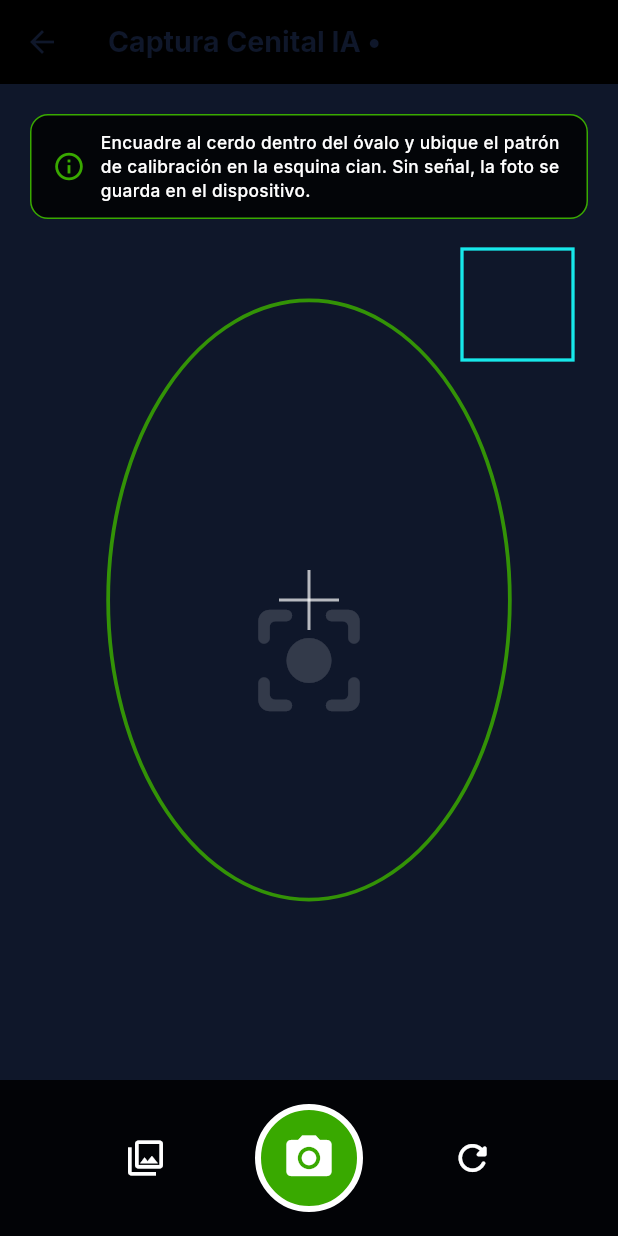
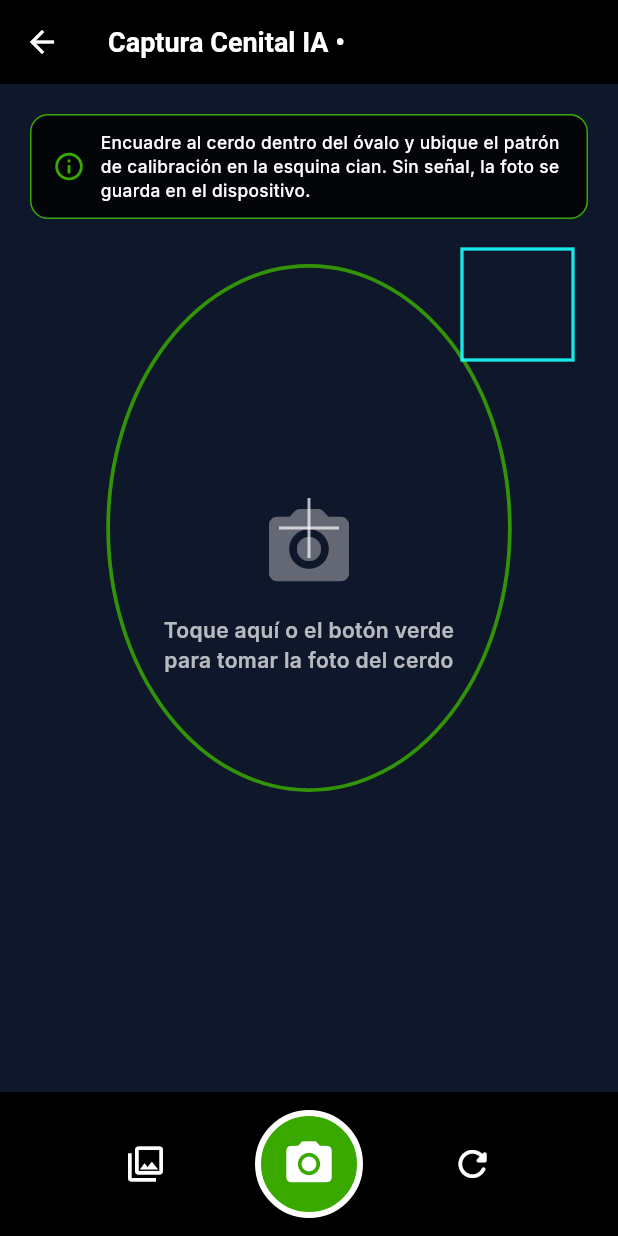
Before and after one commit to DevAvirama/porcitech_mobile, a Flutter app: the CapturaCenitalScreen screen opened directly with empty values, on a phone screen of 412 x 824 dp. Run offline on Flutter 3.47's test engine with Material 3 defaults, Android fonts, the phone set to English and light mode, and no system bars; our stand-ins replace connectivity_plus, dio, equatable, fl_chart, flutter_riverpod, flutter_secure_storage and 5 more; missing offline and left inert: mobile_scanner; accounts and stored records are empty; network calls fail.

Commit message:
fix(mobile): normalizar QR de URL, contraste de AppBar, controles de captura y desbordamiento en selectores

```diff
--- a/lib/src/features/animals/presentation/screens/listado_de_lotes_y_porcinos_porcitech.dart
+++ b/lib/src/features/animals/presentation/screens/listado_de_lotes_y_porcinos_porcitech.dart
@@ -116,6 +116,7 @@ class _ListadoDeLotesYPorcinosPorcitechState
                         children: [
                           Expanded(
                             child: DropdownButtonFormField<String>(
+                              isExpanded: true,
                               initialValue: razaSelected,
                               decoration: const InputDecoration(
                                 labelText: 'Raza',
@@ -135,6 +136,7 @@ class _ListadoDeLotesYPorcinosPorcitechState
                           const SizedBox(width: 10),
                           Expanded(
                             child: DropdownButtonFormField<String>(
+                              isExpanded: true,
                               initialValue: sexoSelected,
                               decoration: const InputDecoration(
                                 labelText: 'Sexo',
@@ -156,6 +158,7 @@ class _ListadoDeLotesYPorcinosPorcitechState
                         children: [
                           Expanded(
                             child: DropdownButtonFormField<String>(
+                              isExpanded: true,
                               initialValue: estadoSelected,
                               decoration: const InputDecoration(
                                 labelText: 'Estado Productivo',
@@ -192,6 +195,7 @@ class _ListadoDeLotesYPorcinosPorcitechState
                       ),
                       const SizedBox(height: 12),
                       DropdownButtonFormField<LoteEntity>(
+                        isExpanded: true,
                         initialValue: selectedLote,
                         decoration: const InputDecoration(
                           labelText: 'Asignar a Corral Activo',
@@ -333,6 +337,7 @@ class _ListadoDeLotesYPorcinosPorcitechState
                         children: [
                           Expanded(
                             child: DropdownButtonFormField<String>(
+                              isExpanded: true,
                               initialValue: faseSelected,
                               decoration: const InputDecoration(
                                 labelText: 'Fase Productiva',
--- a/lib/src/features/reproduction/presentation/screens/registro_de_parto_cerda_h_104.dart
+++ b/lib/src/features/reproduction/presentation/screens/registro_de_parto_cerda_h_104.dart
@@ -489,6 +489,7 @@ class _RegistroDePartoCerdaH104State
               ),
               const SizedBox(height: 12),
               DropdownButtonFormField<String>(
+                isExpanded: true,
                 initialValue: _tipoServicio,
                 decoration: const InputDecoration(
                   labelText: 'Método Reproductivo',
@@ -690,6 +691,7 @@ class _RegistroDePartoCerdaH104State
                   const SizedBox(width: 12),
                   Expanded(
                     child: DropdownButtonFormField<String?>(
+                      isExpanded: true,
                       initialValue: _corralPreceboDestinoUuid,
                       decoration: const InputDecoration(
                         labelText: 'Corral Destino',
--- a/lib/src/features/weight_estimation/presentation/screens/captura_cenital_screen.dart
+++ b/lib/src/features/weight_estimation/presentation/screens/captura_cenital_screen.dart
@@ -86,11 +86,15 @@ class _CapturaCenitalScreenState extends ConsumerState<CapturaCenitalScreen> {
       appBar: AppBar(
         backgroundColor: Colors.black,
         foregroundColor: Colors.white,
-        title: Text(
-          'Captura Cenital IA • ${widget.porcino.codigo}',
-          style: const TextStyle(fontWeight: FontWeight.w700),
+        iconTheme: const IconThemeData(color: Colors.white),
+        titleTextStyle: const TextStyle(
+          color: Colors.white,
+          fontSize: 18,
+          fontWeight: FontWeight.w700,
         ),
+        title: Text('Captura Cenital IA • ${widget.porcino.codigo}'),
       ),
+      bottomNavigationBar: _buildCaptureControls(),
       body: Stack(
         children: [
           if (_capturedImage != null) ...[
@@ -102,10 +106,30 @@ class _CapturaCenitalScreenState extends ConsumerState<CapturaCenitalScreen> {
               child: Container(
                 color: const Color(0xFF0F172A),
                 child: Center(
-                  child: Icon(
-                    Icons.center_focus_strong_rounded,
-                    size: 90,
-                    color: Colors.white.withValues(alpha: 0.15),
+                  child: GestureDetector(
+                    onTap: _isProcessing
+                        ? null
+                        : () => _captureOrPickPhoto(ImageSource.camera),
+                    child: Column(
+                      mainAxisSize: MainAxisSize.min,
+                      children: [
+                        Icon(
+                          Icons.photo_camera_rounded,
+                          size: 64,
+                          color: Colors.white.withValues(alpha: 0.35),
+                        ),
+                        const SizedBox(height: 12),
+                        Text(
+                          'Toque aquí o el botón verde\npara tomar la foto del cerdo',
+                          textAlign: TextAlign.center,
+                          style: TextStyle(
+                            color: Colors.white.withValues(alpha: 0.7),
+                            fontSize: 14,
+                            fontWeight: FontWeight.w600,
+                          ),
+                        ),
+                      ],
+                    ),
                   ),
                 ),
               ),
@@ -154,7 +178,7 @@ class _CapturaCenitalScreenState extends ConsumerState<CapturaCenitalScreen> {
             Positioned(
               left: 20,
               right: 20,
-              bottom: 120,
+              bottom: 20,
               child: Container(
                 padding: const EdgeInsets.all(18),
                 decoration: BoxDecoration(
@@ -319,29 +343,29 @@ class _CapturaCenitalScreenState extends ConsumerState<CapturaCenitalScreen> {
             ),
           ],
 
-          Positioned(
-            left: 0,
-            right: 0,
-            bottom: 0,
-            child: Container(
-              color: Colors.black.withValues(alpha: 0.85),
+        ],
+      ),
+    );
+  }
+
+  /// Barra de acciones fuera del área de dibujo: el Scaffold la ubica por encima
+  /// de la barra de gestos/navegación de Android gracias a SafeArea.
+  Widget _buildCaptureControls() {
+    return Container(
+      color: Colors.black,
       child: SafeArea(
         top: false,
-                minimum: const EdgeInsets.symmetric(horizontal: 24, vertical: 16),
+        minimum: const EdgeInsets.fromLTRB(24, 12, 24, 12),
         child: Row(
           mainAxisAlignment: MainAxisAlignment.spaceEvenly,
           children: [
             IconButton(
-                    icon: const Icon(
-                      Icons.photo_library_outlined,
-                      color: Colors.white,
-                      size: 28,
-                    ),
+              icon: const Icon(Icons.photo_library_outlined, color: Colors.white, size: 28),
               tooltip: 'Subir desde Galería',
-                    onPressed: () => _captureOrPickPhoto(ImageSource.gallery),
+              onPressed: _isProcessing ? null : () => _captureOrPickPhoto(ImageSource.gallery),
             ),
             GestureDetector(
-                    onTap: () => _captureOrPickPhoto(ImageSource.camera),
+              onTap: _isProcessing ? null : () => _captureOrPickPhoto(ImageSource.camera),
               child: Container(
                 width: 72,
                 height: 72,
@@ -354,11 +378,7 @@ class _CapturaCenitalScreenState extends ConsumerState<CapturaCenitalScreen> {
               ),
             ),
             IconButton(
-                    icon: const Icon(
-                      Icons.refresh_rounded,
-                      color: Colors.white,
-                      size: 28,
-                    ),
+              icon: const Icon(Icons.refresh_rounded, color: Colors.white, size: 28),
               tooltip: 'Limpiar Captura',
               onPressed: () {
                 setState(() {
@@ -369,10 +389,6 @@ class _CapturaCenitalScreenState extends ConsumerState<CapturaCenitalScreen> {
             ),
           ],
         ),
-              ),
-            ),
-          ),
-        ],
       ),
     );
   }
```
Also changed, not shown: lib/src/features/animals/presentation/screens/escaneo_qr_detalle_rapido.dart (+27 -4 lines), lib/src/features/feeding/presentation/screens/alimentacion_e_inventario_porcitech.dart (+9 -2 lines), lib/src/features/health_record/presentation/screens/registro_de_vacunacion_porcitech.dart (+7 -0 lines). Lines whose indentation alone changed are shown as unchanged.
